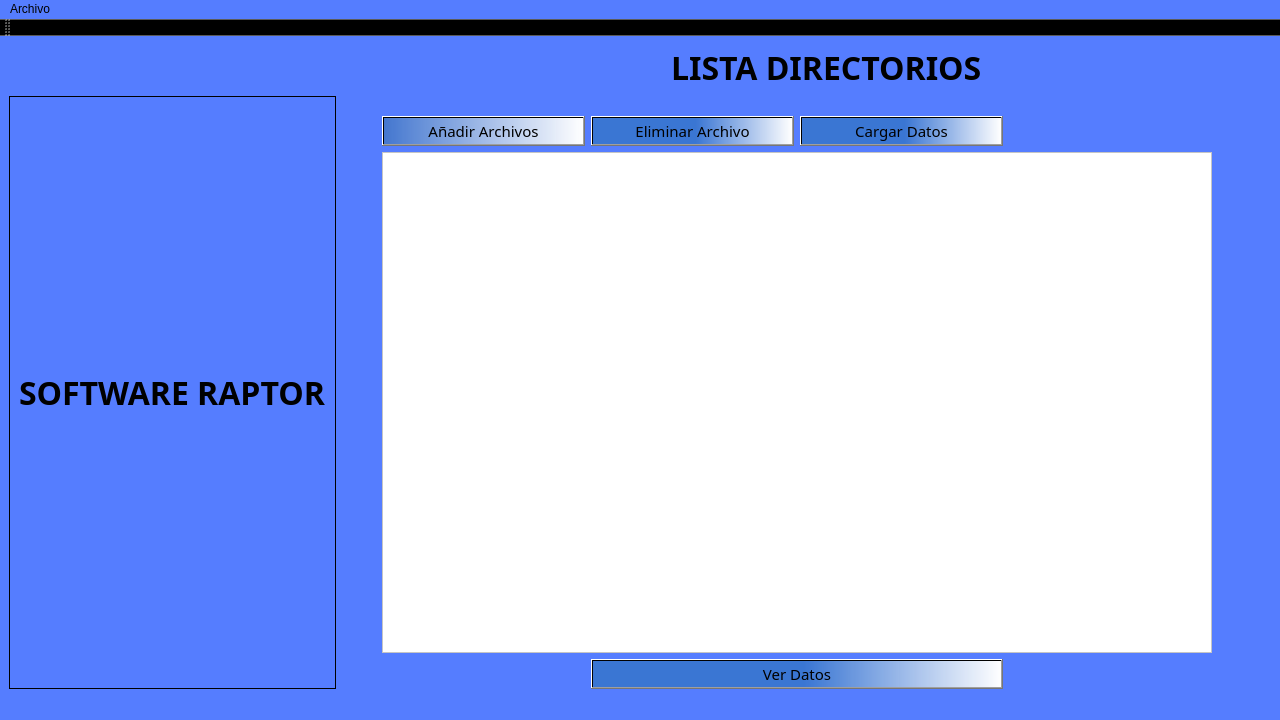
First picture: the form in Interfaz/UI/InicioSubirDatos.ui, repository Dumaru/ExcelReports, before the edit.
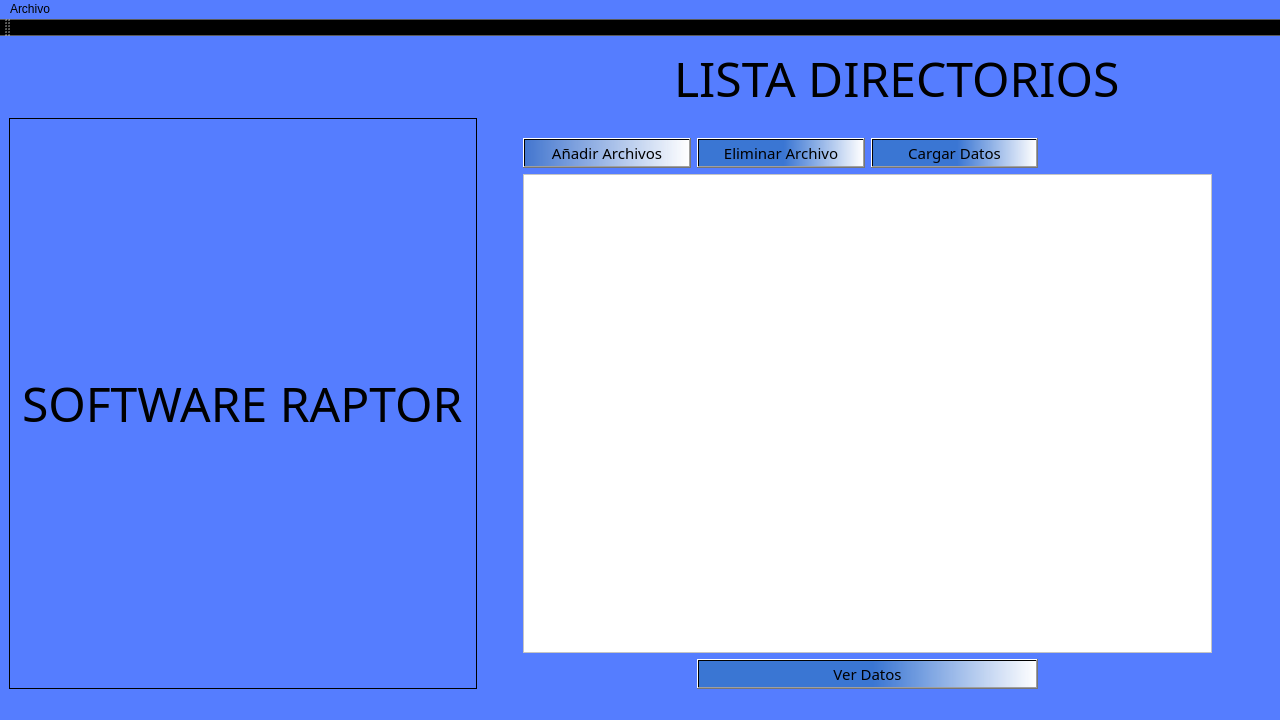
Second picture: the form after the edit. Icons and pictures are not drawn.

```diff
--- a/Interfaz/UI/InicioSubirDatos.ui
+++ b/Interfaz/UI/InicioSubirDatos.ui
@@ -35,10 +35,10 @@
      <widget class="QLabel" name="label_4">
       <property name="font">
        <font>
-        <family>Corbel</family>
-        <pointsize>24</pointsize>
-        <weight>75</weight>
-        <bold>true</bold>
+        <family>Agency FB</family>
+        <pointsize>36</pointsize>
+        <weight>50</weight>
+        <bold>false</bold>
        </font>
       </property>
       <property name="focusPolicy">
@@ -72,10 +72,10 @@
      <widget class="QLabel" name="label_3">
       <property name="font">
        <font>
-        <family>Corbel</family>
-        <pointsize>24</pointsize>
-        <weight>75</weight>
-        <bold>true</bold>
+        <family>Agency FB</family>
+        <pointsize>36</pointsize>
+        <weight>50</weight>
+        <bold>false</bold>
        </font>
       </property>
       <property name="text">
```
